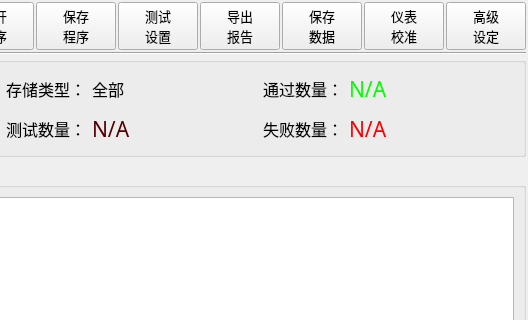
caicaiking/WKEFactoryView2014, file MeterMode/clsMeterMode.ui: the form before one commit; both pictures show x 752 to 1280 and y 0 to 320 of the 1280 by 768 pixel window.
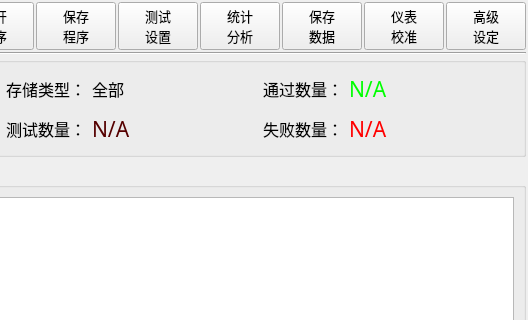
The form after the commit. Icons and pictures are not drawn. Custom widgets are drawn as their Qt base class.

Commit message: 完成了数据统计

Diff of the .ui file:
```diff
--- a/MeterMode/clsMeterMode.ui
+++ b/MeterMode/clsMeterMode.ui
@@ -411,8 +411,8 @@
          <string>&lt;html&gt;&lt;head/&gt;&lt;body&gt;&lt;p&gt;停止探测产品&lt;/p&gt;&lt;/body&gt;&lt;/html&gt;</string>
         </property>
         <property name="text">
-         <string>导出
-报告</string>
+         <string>统计
+分析</string>
         </property>
         <property name="icon">
          <iconset resource="../recFile/myRes.qrc">
```
The commit also changes 16 other files.
